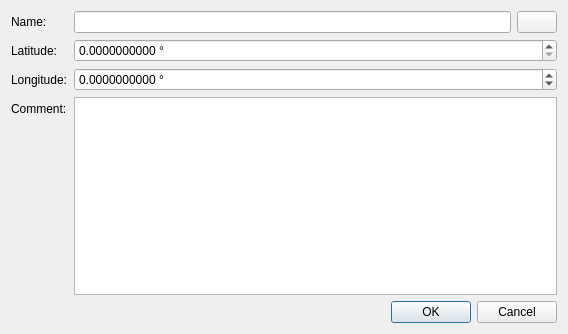
Qt form dialogs/placedialog.ui (caybro/pedikree) before a commit.
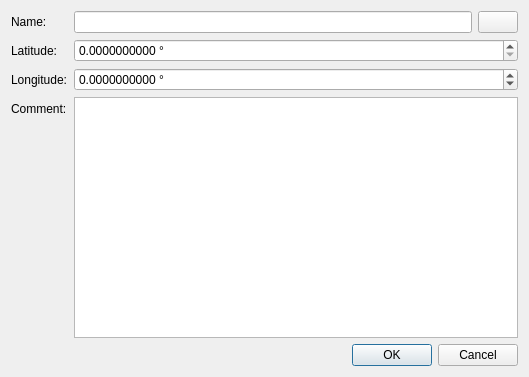
The same form after that commit. Icons and pictures are not drawn.

What changed in the file:
```diff
--- a/dialogs/placedialog.ui
+++ b/dialogs/placedialog.ui
@@ -6,13 +6,12 @@
    <rect>
     <x>0</x>
     <y>0</y>
-    <width>568</width>
-    <height>334</height>
+    <width>529</width>
+    <height>377</height>
    </rect>
   </property>
-  <property name="windowTitle">
-   <string>Dialog</string>
-  </property>
+  <layout class="QVBoxLayout" name="verticalLayout">
+   <item>
   <layout class="QFormLayout" name="formLayout">
    <item row="0" column="0">
     <widget class="QLabel" name="nameLabel">
@@ -115,7 +114,9 @@
    <item row="3" column="1">
     <widget class="QPlainTextEdit" name="teComment"/>
    </item>
-   <item row="4" column="0" colspan="2">
+    </layout>
+   </item>
+   <item>
     <widget class="QDialogButtonBox" name="buttonBox">
      <property name="orientation">
       <enum>Qt::Horizontal</enum>
```
Lines whose indentation alone changed are shown as unchanged.
